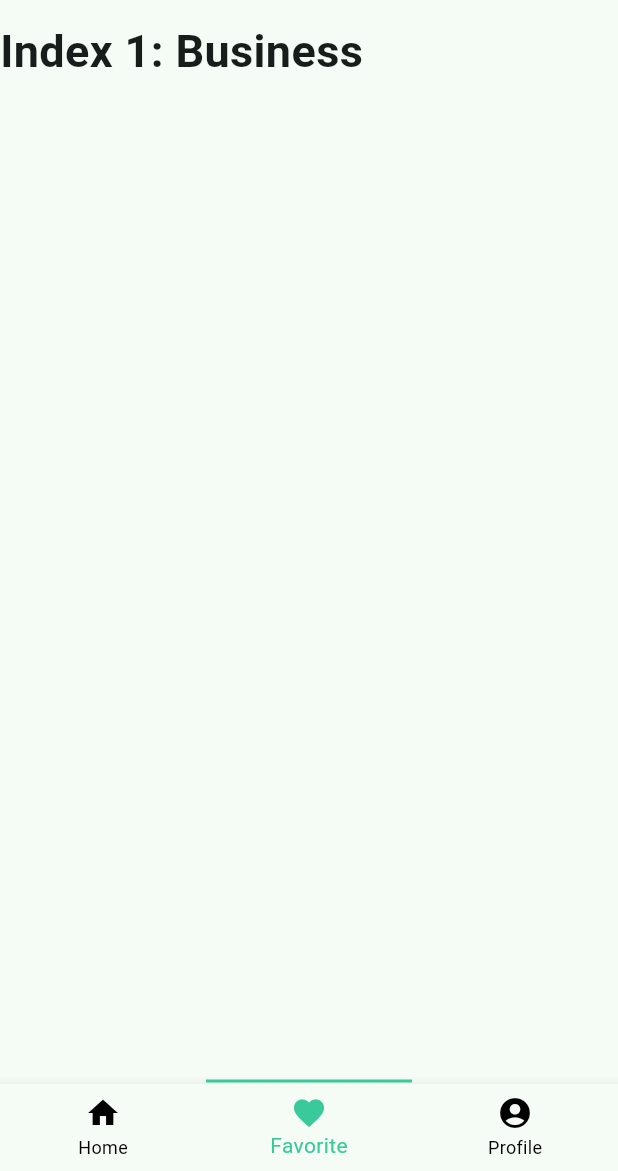
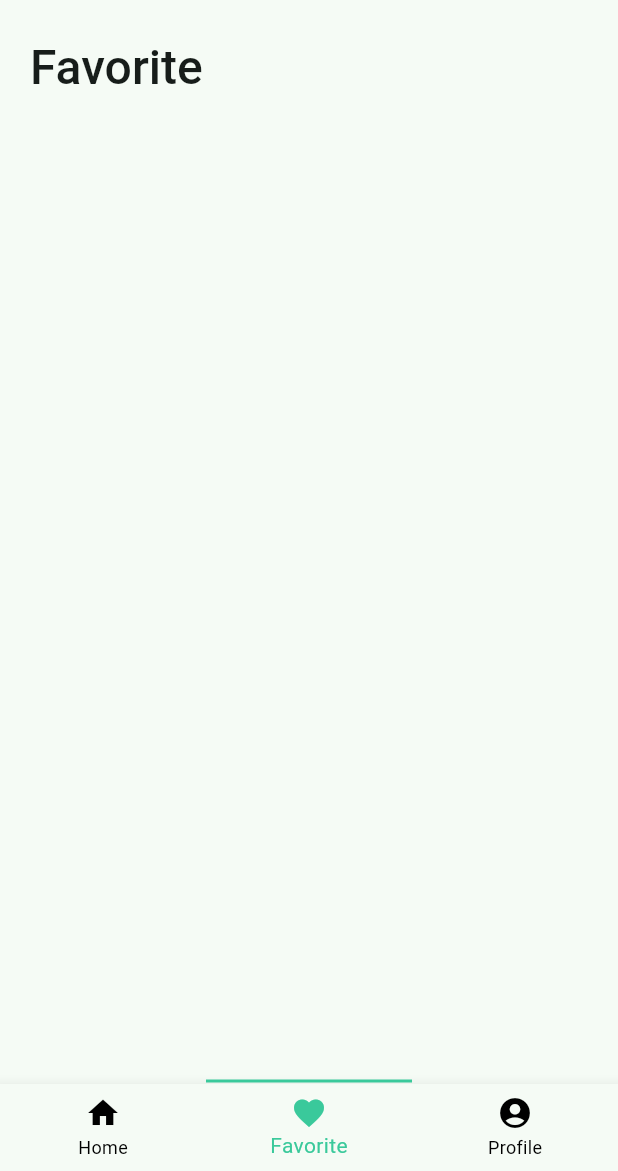
Before and after one commit to boolkaco/investment-app, a Flutter app: the HomeScreen screen opened directly, item 2 of the bottom bar chosen, on a phone screen of 412 x 824 dp, the part 65-1236 px from its top. Run offline on Flutter 3.47's test engine with Material 3 defaults, Android fonts, the light colour scheme and no system bars; our stand-ins replace equatable, flutter_bloc.

Commit message:
add favorite screen

```diff
--- a/lib/app.dart
+++ b/lib/app.dart
@@ -1,5 +1,6 @@
 import 'package:flutter/material.dart';
 import 'package:flutter_bloc/flutter_bloc.dart';
+import 'package:investment_app/bloc/favorite/favorite_bloc.dart';
 import 'package:investment_app/bloc/navigation/navigation_bloc.dart';
 import 'package:investment_app/router/app_routes.dart';
 import 'package:investment_app/screens/home_screen.dart';
@@ -15,6 +16,7 @@ class App extends StatelessWidget {
     return MultiBlocProvider(
       providers: [
         BlocProvider<NavigationBloc>(create: (context) => NavigationBloc()),
+        BlocProvider<FavoriteBloc>(create: (context) => FavoriteBloc()),
       ],
       child: MaterialApp(
         title: 'Investment app',
--- /dev/null
+++ b/lib/bloc/favorite/favorite_bloc.dart
@@ -0,0 +1,16 @@
+import 'package:flutter_bloc/flutter_bloc.dart';
+import 'package:equatable/equatable.dart';
+import 'package:investment_app/models/post_model.dart';
+
+part 'favorite_state.dart';
+
+class FavoriteBloc extends Cubit<FavoriteState> {
+  FavoriteBloc() : super(const FavoriteState());
+
+  void addToFavorite(PostModel post) {
+    final posts = [...state.posts, post];
+    emit(state.copyWith(
+      posts: posts,
+    ));
+  }
+}
--- /dev/null
+++ b/lib/bloc/favorite/favorite_state.dart
@@ -0,0 +1,20 @@
+part of 'favorite_bloc.dart';
+
+class FavoriteState extends Equatable {
+  final List<PostModel> posts;
+
+  const FavoriteState({this.posts = const []});
+
+  @override
+  List<Object?> get props => [
+    posts,
+  ];
+
+  FavoriteState copyWith({
+    List<PostModel>? posts = const [],
+  }) {
+    return FavoriteState(
+      posts: posts ?? this.posts,
+    );
+  }
+}
--- /dev/null
+++ b/lib/consts/posts.dart
@@ -0,0 +1,26 @@
+import 'package:investment_app/models/post_model.dart';
+
+class Posts {
+  static List<PostModel> items = [
+    PostModel(
+      'assets/images/picture_1.png',
+      'Market Trends',
+      'Stay ahead with the latest market trends and forecasts. Our app provides comprehensive analytics and real-time updates, helping you make informed investment decisions. Gain insights into market dynamics, understand the impact of global events on investments, and adjust your strategy to capitalize on market movements.',
+    ),
+    PostModel(
+      'assets/images/picture_2.png',
+      'Building Wealth',
+      'Learn the art of building wealth through smart investing. Explore a range of investment options from stocks to real estate, and discover strategies tailored to maximize your returns. Our app offers guidance on portfolio diversification, long-term planning, and risk assessment to help you grow your wealth steadily and securely.',
+    ),
+    PostModel(
+      'assets/images/picture_3.png',
+      'Financial Planning',
+      'Master the essentials of financial planning with our comprehensive tools and expert advice. Our app guides you through setting realistic financial goals, creating effective investment plans, and tracking your progress. Learn how to budget, save, and invest wisely to secure your financial future and achieve your personal and retirement goals.',
+    ),
+    PostModel(
+      'assets/images/picture_4.png',
+      'Risk Management',
+      'Understand and manage investment risks effectively with our advanced tools and insights. Learn how to balance potential returns against risk factors, and make well-informed decisions. Our app helps you identify your risk tolerance, provides strategies for risk mitigation, and educates on the importance of asset allocation and portfolio diversification.',
+    ),
+  ];
+}
--- /dev/null
+++ b/lib/models/post_model.dart
@@ -0,0 +1,7 @@
+class PostModel {
+  final String imageUrl;
+  final String title;
+  final String content;
+
+  PostModel(this.imageUrl, this.title, this.content);
+}
--- /dev/null
+++ b/lib/screens/favorite/favorite_screen.dart
@@ -0,0 +1,76 @@
+import 'package:flutter/material.dart';
+import 'package:flutter_bloc/flutter_bloc.dart';
+import 'package:investment_app/bloc/favorite/favorite_bloc.dart';
+import 'package:investment_app/bloc/navigation/navigation_bloc.dart';
+import 'package:investment_app/models/post_model.dart';
+import 'package:investment_app/screens/investment/investment_details_screen.dart';
+import 'package:investment_app/widgets/app_card.dart';
+import 'package:investment_app/consts/posts.dart';
+
+class FavoriteScreen extends StatefulWidget {
+  const FavoriteScreen({super.key});
+
+  @override
+  State<FavoriteScreen> createState() => _FavoriteScreenState();
+}
+
+class _FavoriteScreenState extends State<FavoriteScreen>
+    with AutomaticKeepAliveClientMixin {
+  int postIndex = 0;
+  List<PostModel> posts = Posts.items;
+
+  void _toggleDetails(int index) {
+    // NavigationBloc navigationBloc = BlocProvider.of<NavigationBloc>(context);
+    // navigationBloc.updateIsNestedRoute(true);
+
+    setState(() {
+      postIndex = index;
+    });
+  }
+
+  @override
+  Widget build(BuildContext context) {
+    return BlocBuilder<FavoriteBloc, FavoriteState>(
+      builder: (context, state) {
+        return Padding(
+          padding: const EdgeInsets.symmetric(horizontal: 20),
+          child: Column(
+            crossAxisAlignment: CrossAxisAlignment.start,
+            children: [
+              const SizedBox(height: 12),
+              Text(
+                'Favorite',
+                textAlign: TextAlign.left,
+                style: Theme.of(context).textTheme.headlineLarge!.copyWith(
+                  fontWeight: FontWeight.w500,
+                ),
+              ),
+              const SizedBox(height: 12),
+              Expanded(
+                child: ListView.separated(
+                  itemCount: state.posts.length,
+                  itemBuilder: (context, int index) {
+                    return GestureDetector(
+                      onTap: () => _toggleDetails(index),
+                      child: AppCard(
+                        title: state.posts[index].title,
+                        image: state.posts[index].imageUrl,
+                        isFavorite: true,
+                      ),
+                    );
+                  },
+                  separatorBuilder: (context, index) {
+                    return const SizedBox(height: 12);
+                  },
+                ),
+              )
+            ],
+          )
+        );
+      },
+    );
+  }
+
+  @override
+  bool get wantKeepAlive => true;
+}
--- a/lib/screens/home_screen.dart
+++ b/lib/screens/home_screen.dart
@@ -1,7 +1,8 @@
 import 'package:flutter/material.dart';
 import 'package:flutter_bloc/flutter_bloc.dart';
 import 'package:investment_app/bloc/navigation/navigation_bloc.dart';
-import 'package:investment_app/screens/investment_screen.dart';
+import 'package:investment_app/screens/favorite/favorite_screen.dart';
+import 'package:investment_app/screens/investment/investment_screen.dart';
 import 'package:investment_app/theme/app_colors.dart';
 import 'package:investment_app/widgets/appbars/home_appbar.dart';
 import 'package:investment_app/widgets/bottom_navigation/bottom_navigation_item.dart';
@@ -21,10 +22,7 @@ class _HomeScreenState extends State<HomeScreen> {
 
   static const List<Widget> _widgetOptions = <Widget>[
     InvestmentScreen(),
-    Text(
-      'Index 1: Business',
-      style: optionStyle,
-    ),
+    FavoriteScreen(),
     Text(
       'Index 2: School',
       style: optionStyle,
```
Also changed, not shown: lib/screens/investment/investment_details_screen.dart (renamed from lib/screens/investment_details_screen.dart, +26 -18 lines), lib/screens/investment/investment_screen.dart (renamed from lib/screens/investment_screen.dart, +11 -9 lines), lib/widgets/app_card.dart (+22 -3 lines).
